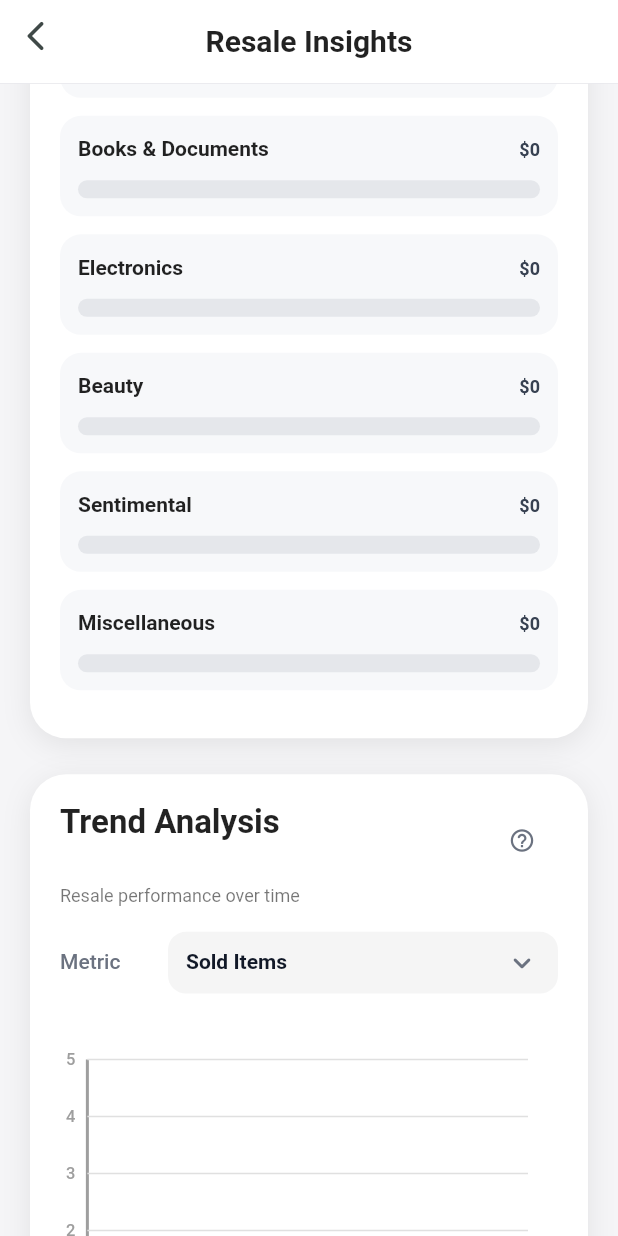
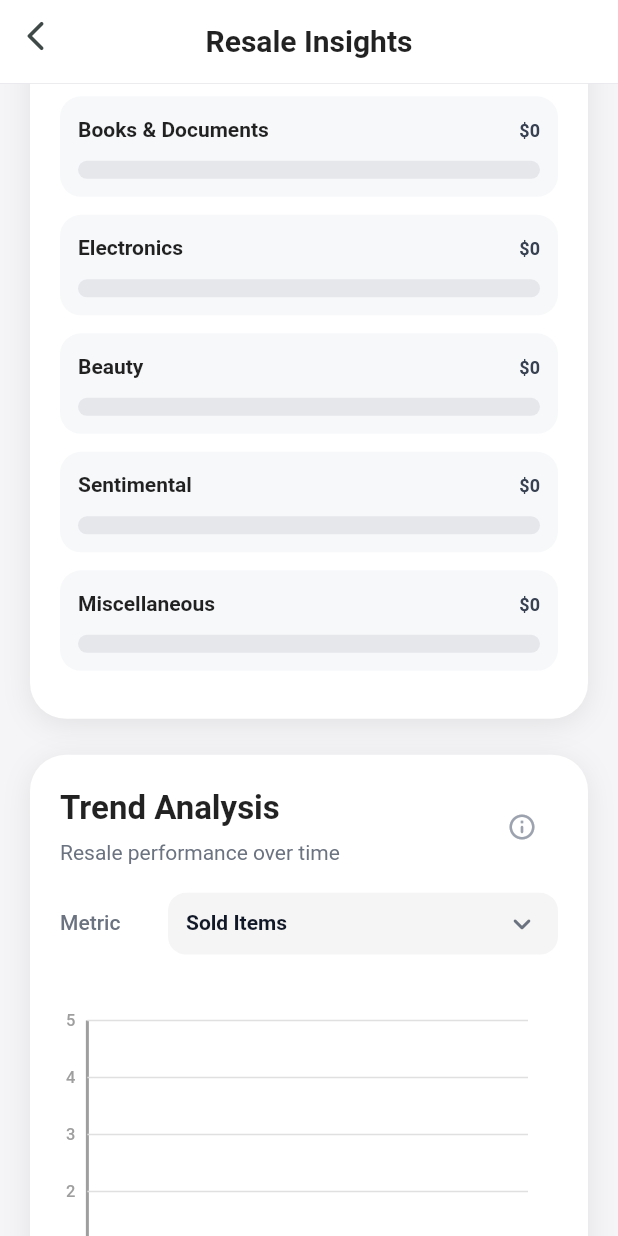
Before and after one commit to icaichen/KeepJoy, a Flutter app: the ResellAnalysisReportScreen screen opened directly with empty values, scrolled down 576 dp, on a phone screen of 412 x 824 dp. Run offline on Flutter 3.47's test engine with Material 3 defaults, Android fonts, the phone set to English and light mode, and no system bars; our stand-ins replace cached_network_image, connectivity_plus, flutter_local_notifications, flutter_native_timezone, hive, hive_flutter and 7 more; missing offline and left inert: purchases_flutter; accounts and stored records are empty; statements that could not run were skipped; project files that could hold a hidden picture were left out.

Commit message:
fixed sub text

```diff
--- a/lib/features/dashboard/widgets/declutter_results_distribution_card.dart
+++ b/lib/features/dashboard/widgets/declutter_results_distribution_card.dart
@@ -112,7 +112,7 @@ class DeclutterResultsDistributionCard extends StatelessWidget {
               color: Colors.black87,
             ),
           ),
-          const SizedBox(height: 4),
+          const SizedBox(height: 2),
           Text(
             subtitle,
             style: theme.textTheme.bodyMedium?.copyWith(color: Colors.black54),
--- a/lib/features/insights/resell_analysis_report_screen.dart
+++ b/lib/features/insights/resell_analysis_report_screen.dart
@@ -358,10 +358,12 @@ class _ResellAnalysisReportScreenState
                               crossAxisAlignment: CrossAxisAlignment.start,
                               children: [
                                 Row(
-                                  crossAxisAlignment: CrossAxisAlignment.start,
                                   children: [
                                     Expanded(
-                                      child: Text(
+                                      child: Column(
+                                        crossAxisAlignment: CrossAxisAlignment.start,
+                                        children: [
+                                          Text(
                                             isChinese
                                                 ? '品类表现分析'
                                                 : 'Category Performance',
@@ -371,36 +373,32 @@ class _ResellAnalysisReportScreenState
                                                 ?.copyWith(
                                                   fontWeight: FontWeight.w700,
                                                   color: Colors.black87,
-                                              height: 1.0,
-                                            ),
-                                      ),
-                                    ),
-                                    const SizedBox(width: 4),
+                                                ),
+                                          ),
+                                          const SizedBox(height: 4),
+                                          Text(
+                                            isChinese
+                                                ? '各品类的成交金额、成交率与平均售出天数'
+                                                : 'Revenue, sold rate, and avg days to sell',
+                                            style: Theme.of(context).textTheme.bodyMedium
+                                                ?.copyWith(color: const Color(0xFF6B7280)),
+                                          ),
+                                        ],
+                                      ),
+                                    ),
                                     IconButton(
                                       onPressed: () =>
                                           _showCategoryInfo(context, isChinese),
                                       icon: const Icon(
-                                        Icons.help_outline_rounded,
-                                        size: 18,
-                                        color: Color(0xFF6B7280),
+                                        Icons.info_outline_rounded,
+                                        size: 20,
+                                        color: Color(0xFF9CA3AF),
                                       ),
                                       tooltip: isChinese ? '数据说明' : 'Info',
                                       padding: EdgeInsets.zero,
-                                      constraints: const BoxConstraints(
-                                        minWidth: 24,
-                                        minHeight: 24,
-                                      ),
-                                      iconSize: 18,
-                                    ),
-                                  ],
-                                ),
-                                const SizedBox(height: 4),
-                                Text(
-                                  isChinese
-                                      ? '各品类的成交金额、成交率与平均售出天数'
-                                      : 'Revenue, sold rate, and avg days to sell',
-                                  style: Theme.of(context).textTheme.bodySmall
-                                      ?.copyWith(color: Colors.black54),
+                                      constraints: const BoxConstraints(),
+                                    ),
+                                  ],
                                 ),
                                 const SizedBox(height: 24),
                                 _buildCategoryPerformance(context, isChinese),
@@ -428,10 +426,12 @@ class _ResellAnalysisReportScreenState
                               crossAxisAlignment: CrossAxisAlignment.start,
                               children: [
                                 Row(
-                                  crossAxisAlignment: CrossAxisAlignment.start,
                                   children: [
                                     Expanded(
-                                      child: Text(
+                                      child: Column(
+                                        crossAxisAlignment: CrossAxisAlignment.start,
+                                        children: [
+                                          Text(
                                             isChinese ? '趋势分析' : 'Trend Analysis',
                                             style: Theme.of(context)
                                                 .textTheme
@@ -439,36 +439,32 @@ class _ResellAnalysisReportScreenState
                                                 ?.copyWith(
                                                   fontWeight: FontWeight.w700,
                                                   color: Colors.black87,
-                                              height: 1.0,
-                                            ),
-                                      ),
-                                    ),
-                                    const SizedBox(width: 4),
+                                                ),
+                                          ),
+                                          const SizedBox(height: 4),
+                                          Text(
+                                            isChinese
+                                                ? '转卖表现随时间的变化趋势'
+                                                : 'Resale performance over time',
+                                            style: Theme.of(context).textTheme.bodyMedium
+                                                ?.copyWith(color: const Color(0xFF6B7280)),
+                                          ),
+                                        ],
+                                      ),
+                                    ),
                                     IconButton(
                                       onPressed: () =>
                                           _showTrendInfo(context, isChinese),
                                       icon: const Icon(
-                                        Icons.help_outline_rounded,
-                                        size: 18,
-                                        color: Color(0xFF6B7280),
+                                        Icons.info_outline_rounded,
+                                        size: 20,
+                                        color: Color(0xFF9CA3AF),
                                       ),
                                       tooltip: isChinese ? '数据说明' : 'Info',
                                       padding: EdgeInsets.zero,
-                                      constraints: const BoxConstraints(
-                                        minWidth: 24,
-                                        minHeight: 24,
-                                      ),
-                                      iconSize: 18,
-                                    ),
-                                  ],
-                                ),
-                                const SizedBox(height: 4),
-                                Text(
-                                  isChinese
-                                      ? '转卖表现随时间的变化趋势'
-                                      : 'Resale performance over time',
-                                  style: Theme.of(context).textTheme.bodySmall
-                                      ?.copyWith(color: Colors.black54),
+                                      constraints: const BoxConstraints(),
+                                    ),
+                                  ],
                                 ),
                                 const SizedBox(height: 16),
 
@@ -598,7 +594,10 @@ class _ResellAnalysisReportScreenState
                                   crossAxisAlignment: CrossAxisAlignment.start,
                                   children: [
                                     Expanded(
-                                      child: Text(
+                                      child: Column(
+                                        crossAxisAlignment: CrossAxisAlignment.start,
+                                        children: [
+                                          Text(
                                             isChinese
                                                 ? '超过30天未售出统计'
                                                 : '30+ Days Unsold',
@@ -608,36 +607,32 @@ class _ResellAnalysisReportScreenState
                                                 ?.copyWith(
                                                   fontWeight: FontWeight.w700,
                                                   color: Colors.black87,
-                                              height: 1.0,
-                                            ),
-                                      ),
-                                    ),
-                                    const SizedBox(width: 4),
+                                                ),
+                                          ),
+                                          const SizedBox(height: 4),
+                                          Text(
+                                            isChinese
+                                                ? '各品类超过30天的件数'
+                                                : 'Count by category (30+ days unsold)',
+                                            style: Theme.of(context).textTheme.bodyMedium
+                                                ?.copyWith(color: const Color(0xFF6B7280)),
+                                          ),
+                                        ],
+                                      ),
+                                    ),
                                     IconButton(
                                       onPressed: () =>
                                           _showUnsoldInfo(context, isChinese),
                                       icon: const Icon(
-                                        Icons.help_outline_rounded,
-                                        size: 18,
-                                        color: Color(0xFF6B7280),
+                                        Icons.info_outline_rounded,
+                                        size: 20,
+                                        color: Color(0xFF9CA3AF),
                                       ),
                                       tooltip: isChinese ? '数据说明' : 'Info',
                                       padding: EdgeInsets.zero,
-                                      constraints: const BoxConstraints(
-                                        minWidth: 24,
-                                        minHeight: 24,
-                                      ),
-                                      iconSize: 18,
-                                    ),
-                                  ],
-                                ),
-                                const SizedBox(height: 4),
-                                Text(
-                                  isChinese
-                                      ? '各品类超过30天的件数'
-                                      : 'Count by category (30+ days unsold)',
-                                  style: Theme.of(context).textTheme.bodySmall
-                                      ?.copyWith(color: Colors.black54),
+                                      constraints: const BoxConstraints(),
+                                    ),
+                                  ],
                                 ),
                                 const SizedBox(height: 24),
                                 _buildUnsoldItems(context, isChinese),
```
Lines whose indentation alone changed are shown as unchanged.
